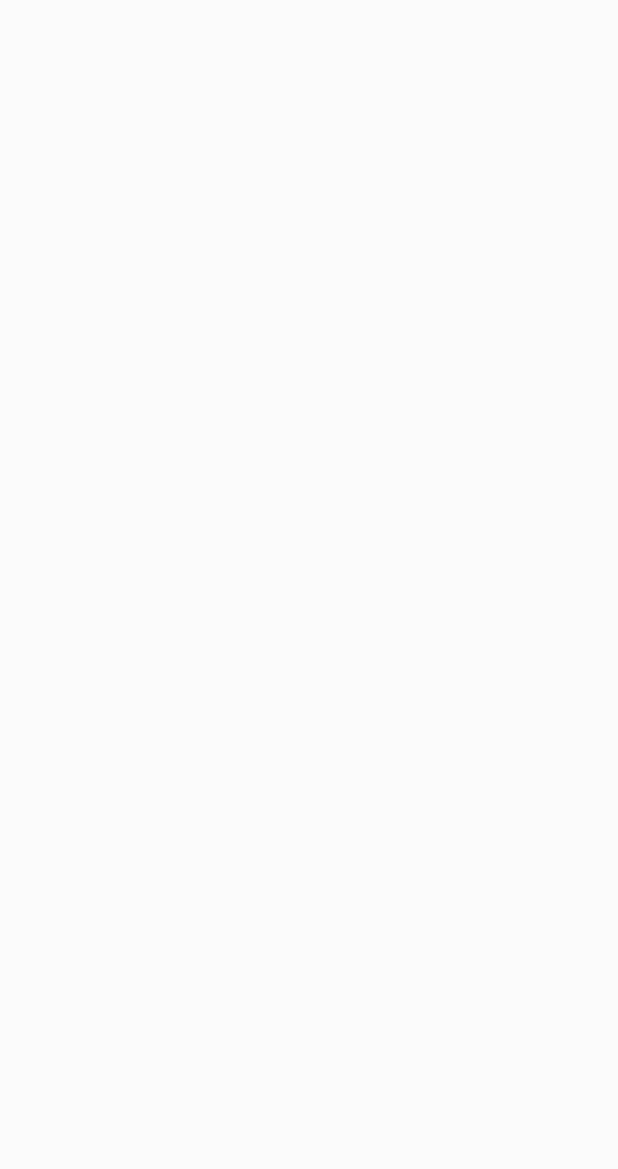
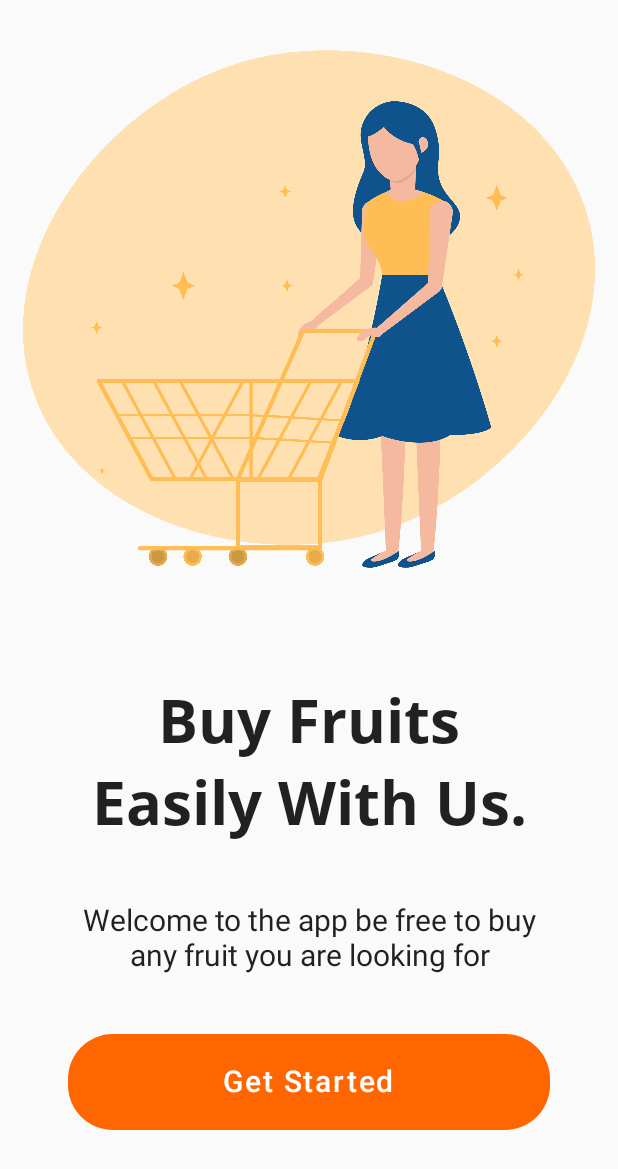
Before and after one commit to ishi265/Fruity, an Android app built with Jetpack Compose: the screen it shows after launch (MainActivity), on a phone screen of 412 x 824 dp. Before the commit the part shown is empty. Shown: the top 1169 px of the screen. Run offline under Robolectric (Android 15) with nearby library versions, the phone set to English and light mode, and no system bars.

Commit message:
my commit today

```diff
--- a/app/src/main/java/com/example/fruity/MainActivity.kt
+++ b/app/src/main/java/com/example/fruity/MainActivity.kt
@@ -18,7 +18,7 @@ class MainActivity : ComponentActivity() {
         setContent {
             FruityTheme {
                 // A surface container using the 'background' color from the theme
-
+                WelcomeScreen()
             }
         }
     }
--- a/app/src/main/java/com/example/fruity/WelcomeScreen.kt
+++ b/app/src/main/java/com/example/fruity/WelcomeScreen.kt
@@ -1,5 +1,6 @@
 package com.example.fruity
 
+import android.graphics.Paint.Align
 import androidx.compose.foundation.Image
 import androidx.compose.foundation.background
 import androidx.compose.foundation.layout.*
@@ -18,8 +19,10 @@ import androidx.compose.ui.res.fontResource
 import androidx.compose.ui.res.painterResource
 import androidx.compose.ui.res.stringResource
 import androidx.compose.ui.text.font.FontWeight
+import androidx.compose.ui.text.style.TextAlign
 import androidx.compose.ui.tooling.preview.Preview
 import androidx.compose.ui.unit.dp
+import androidx.compose.ui.unit.sp
 import com.example.fruity.ui.theme.AppOrange
 import com.example.fruity.ui.theme.FruityTheme
 import com.example.fruity.ui.theme.openSans
@@ -41,15 +44,25 @@ fun WelcomeScreen(
         )
 
         Column(
-            modifier = modifier.fillMaxSize(),
+            modifier = modifier
+                .fillMaxSize()
+                .padding(horizontal = 30.dp, vertical = 15.dp),
+            horizontalAlignment = Alignment.CenterHorizontally,
             verticalArrangement = Arrangement.SpaceEvenly,
-            horizontalAlignment = Alignment.CenterHorizontally
         ) {
             Text(
                 stringResource(id = R.string.welcome_text),
+                fontWeight = FontWeight.Bold,
+                fontFamily = openSans,
+                fontSize = 40.sp,
+                textAlign = TextAlign.Center,
                 modifier = modifier
             )
-            Text(stringResource(id = R.string.welcome_text_small))
+            Text(
+                stringResource(id = R.string.welcome_text_small),
+                textAlign = TextAlign.Center,
+                fontSize = 20.sp
+            )
             Button(
                 onClick = { /*TODO*/ },
                 modifier = modifier
@@ -58,7 +71,10 @@ fun WelcomeScreen(
                 elevation = ButtonDefaults.elevation(0.dp,0.dp),
                 contentPadding = PaddingValues(horizontal = 30.dp, vertical = 20.dp)
             ) {
-                Text(stringResource(id = R.string.welcome_button))
+                Text(
+                    stringResource(id = R.string.welcome_button),
+                    fontSize = 20.sp
+                )
             }
         }
     }
--- a/app/src/main/res/values/strings.xml
+++ b/app/src/main/res/values/strings.xml
@@ -3,4 +3,6 @@
     <string name="welcome_text">Buy Fruits Easily With Us.</string>
     <string name="welcome_text_small">Welcome to the app be free to buy any fruit you are looking for</string>
     <string name="welcome_button">Get Started</string>
+    <string name="good_for_you">Good for you.</string>
+    <string name="great_for_life">Great for life.</string>
 </resources>
```
Also changed, not shown: app/src/main/java/com/example/fruity/HomeScreen.kt (added, +122 -0 lines).
